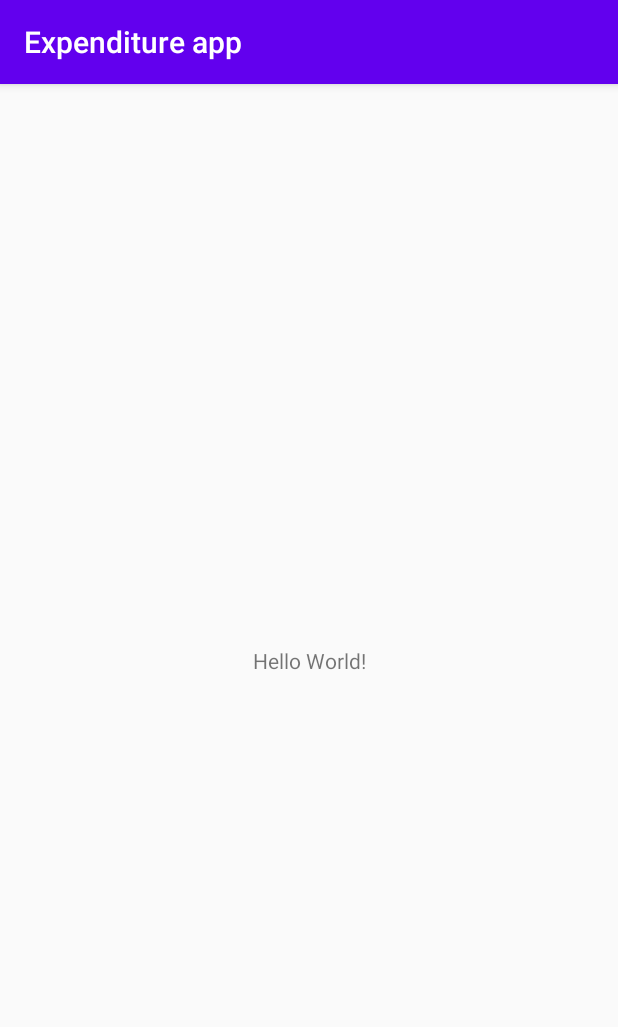
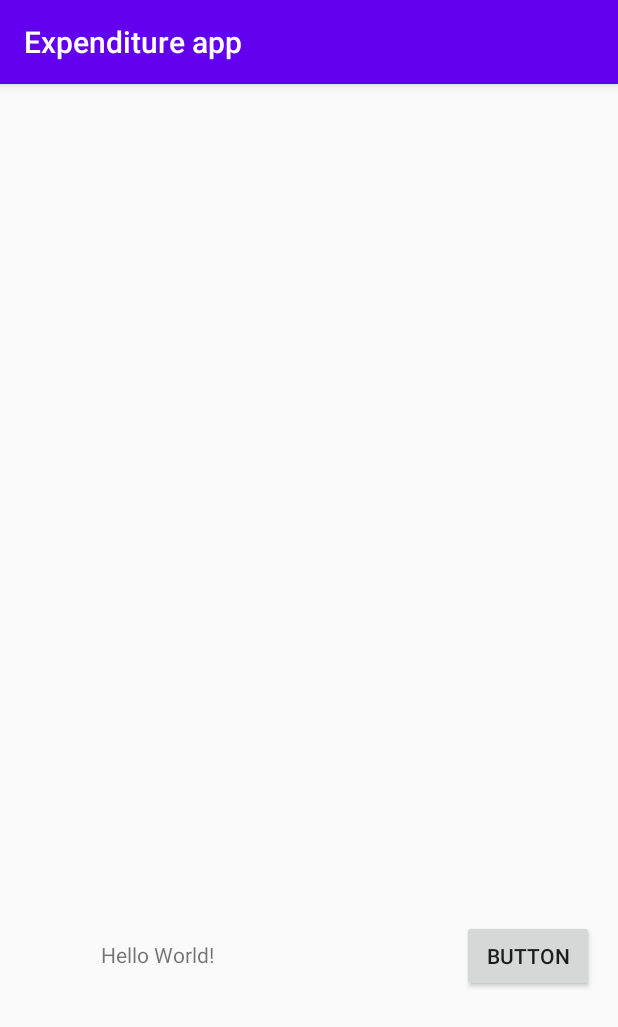
Before and after one commit to Olili2017/training-spectrum-expenditure-app, an Android app: the screen it shows after launch (MainActivity), on a phone screen of 412 x 824 dp. Shown: the top 1027 px of the screen. Run offline under Robolectric (Android 15) with nearby library versions, the light colour scheme and no system bars.

Commit message:
add a few files

```diff
--- a/app/src/main/AndroidManifest.xml
+++ b/app/src/main/AndroidManifest.xml
@@ -9,6 +9,7 @@
         android:roundIcon="@mipmap/ic_launcher_round"
         android:supportsRtl="true"
         android:theme="@style/AppTheme">
+        <activity android:name=".Main2Activity"></activity>
         <activity android:name=".MainActivity">
             <intent-filter>
                 <action android:name="android.intent.action.MAIN" />
--- a/app/src/main/res/layout/activity_main.xml
+++ b/app/src/main/res/layout/activity_main.xml
@@ -11,8 +11,22 @@
         android:layout_height="wrap_content"
         android:text="Hello World!"
         app:layout_constraintBottom_toBottomOf="parent"
+        app:layout_constraintHorizontal_bias="0.2"
         app:layout_constraintLeft_toLeftOf="parent"
         app:layout_constraintRight_toRightOf="parent"
-        app:layout_constraintTop_toTopOf="parent" />
+        app:layout_constraintTop_toTopOf="parent"
+        app:layout_constraintVertical_bias="0.762" />
+
+    <Button
+        android:id="@+id/button"
+        android:layout_width="wrap_content"
+        android:layout_height="wrap_content"
+        android:text="Button"
+        app:layout_constraintBottom_toBottomOf="parent"
+        app:layout_constraintEnd_toEndOf="parent"
+        app:layout_constraintHorizontal_bias="0.95"
+        app:layout_constraintStart_toStartOf="parent"
+        app:layout_constraintTop_toTopOf="parent"
+        app:layout_constraintVertical_bias="0.774" />
 
 </androidx.constraintlayout.widget.ConstraintLayout>
```
Also changed, not shown: app/src/main/java/com/ugnext/training/expenditureapp/Main2Activity.java (added, +14 -0 lines), app/src/main/res/layout/activity_main2.xml (added, +9 -0 lines).
